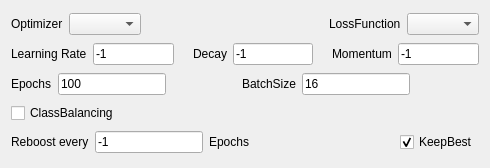
This is src/DNNLab/FrameLearning.ui in edeforas/BeeDNN as Qt 5 draws it before an edit. The edited form follows.
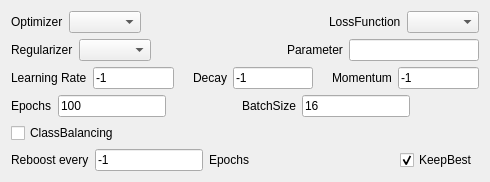
This is the edited form.

Commit message: added regularizers to DNNLab

Diff of the .ui file:
```diff
--- a/src/DNNLab/FrameLearning.ui
+++ b/src/DNNLab/FrameLearning.ui
@@ -15,39 +15,25 @@
   </property>
   <layout class="QGridLayout" name="gridLayout">
    <item row="4" column="0">
-    <layout class="QHBoxLayout" name="horizontalLayout_6">
+    <layout class="QHBoxLayout" name="horizontalLayout_2">
      <item>
-      <widget class="QLabel" name="label_4">
-       <property name="text">
-        <string>Reboost every</string>
+      <widget class="QCheckBox" name="cbClassBalancingWeightLoss">
+       <property name="toolTip">
+        <string>&lt;html&gt;&lt;head/&gt;&lt;body&gt;&lt;p&gt;Class balancing with weight loss penalization&lt;br/&gt;&lt;/p&gt;&lt;/body&gt;&lt;/html&gt;</string>
        </property>
-      </widget>
-     </item>
-     <item>
-      <widget class="QLineEdit" name="leReboost">
-       <property name="enabled">
-        <bool>true</bool>
+       <property name="toolTipDuration">
+        <number>-1</number>
        </property>
-       <property name="sizePolicy">
-        <sizepolicy hsizetype="Preferred" vsizetype="Fixed">
-         <horstretch>0</horstretch>
-         <verstretch>0</verstretch>
-        </sizepolicy>
-       </property>
        <property name="text">
-        <string>-1</string>
+        <string>ClassBalancing</string>
        </property>
-      </widget>
-     </item>
-     <item>
-      <widget class="QLabel" name="label_14">
-       <property name="text">
-        <string>Epochs</string>
+       <property name="checked">
+        <bool>false</bool>
        </property>
       </widget>
      </item>
      <item>
-      <spacer name="horizontalSpacer_12">
+      <spacer name="horizontalSpacer_4">
        <property name="orientation">
         <enum>Qt::Horizontal</enum>
        </property>
@@ -59,16 +45,6 @@
        </property>
       </spacer>
      </item>
-     <item>
-      <widget class="QCheckBox" name="cbKeepBest">
-       <property name="text">
-        <string>KeepBest</string>
-       </property>
-       <property name="checked">
-        <bool>true</bool>
-       </property>
-      </widget>
-     </item>
     </layout>
    </item>
    <item row="0" column="0">
@@ -116,7 +92,64 @@
      </item>
     </layout>
    </item>
-   <item row="1" column="0">
+   <item row="5" column="0">
+    <layout class="QHBoxLayout" name="horizontalLayout_6">
+     <item>
+      <widget class="QLabel" name="label_4">
+       <property name="text">
+        <string>Reboost every</string>
+       </property>
+      </widget>
+     </item>
+     <item>
+      <widget class="QLineEdit" name="leReboost">
+       <property name="enabled">
+        <bool>true</bool>
+       </property>
+       <property name="sizePolicy">
+        <sizepolicy hsizetype="Preferred" vsizetype="Fixed">
+         <horstretch>0</horstretch>
+         <verstretch>0</verstretch>
+        </sizepolicy>
+       </property>
+       <property name="text">
+        <string>-1</string>
+       </property>
+      </widget>
+     </item>
+     <item>
+      <widget class="QLabel" name="label_14">
+       <property name="text">
+        <string>Epochs</string>
+       </property>
+      </widget>
+     </item>
+     <item>
+      <spacer name="horizontalSpacer_12">
+       <property name="orientation">
+        <enum>Qt::Horizontal</enum>
+       </property>
+       <property name="sizeHint" stdset="0">
+        <size>
+         <width>40</width>
+         <height>20</height>
+        </size>
+       </property>
+      </spacer>
+     </item>
+     <item>
+      <widget class="QCheckBox" name="cbKeepBest">
+       <property name="text">
+        <string>KeepBest</string>
+       </property>
+       <property name="checked">
+        <bool>true</bool>
+       </property>
+      </widget>
+     </item>
+    </layout>
+   </item>
+   <item row="2" column="0">
     <layout class="QHBoxLayout" name="horizontalLayout_4">
      <item>
       <widget class="QLabel" name="label_9">
@@ -197,7 +230,7 @@
      </item>
     </layout>
    </item>
-   <item row="2" column="0">
+   <item row="3" column="0">
     <layout class="QHBoxLayout" name="horizontalLayout_3">
      <item>
       <widget class="QLabel" name="label_8">
@@ -273,26 +306,20 @@
      </item>
     </layout>
    </item>
-   <item row="3" column="0">
-    <layout class="QHBoxLayout" name="horizontalLayout_2">
+   <item row="1" column="0">
+    <layout class="QHBoxLayout" name="horizontalLayout_5">
      <item>
-      <widget class="QCheckBox" name="cbClassBalancingWeightLoss">
-       <property name="toolTip">
-        <string>&lt;html&gt;&lt;head/&gt;&lt;body&gt;&lt;p&gt;Class balancing with weight loss penalization&lt;br/&gt;&lt;/p&gt;&lt;/body&gt;&lt;/html&gt;</string>
-       </property>
-       <property name="toolTipDuration">
-        <number>-1</number>
-       </property>
+      <widget class="QLabel" name="label_3">
        <property name="text">
-        <string>ClassBalancing</string>
-       </property>
-       <property name="checked">
-        <bool>false</bool>
+        <string>Regularizer</string>
        </property>
       </widget>
      </item>
      <item>
-      <spacer name="horizontalSpacer_4">
+      <widget class="QComboBox" name="comboRegularizer"/>
+     </item>
+     <item>
+      <spacer name="horizontalSpacer_5">
        <property name="orientation">
         <enum>Qt::Horizontal</enum>
        </property>
@@ -304,6 +331,16 @@
        </property>
       </spacer>
      </item>
+     <item>
+      <widget class="QLabel" name="label_5">
+       <property name="text">
+        <string>Parameter</string>
+       </property>
+      </widget>
+     </item>
+     <item>
+      <widget class="QLineEdit" name="leRegularizerParameter"/>
+     </item>
     </layout>
    </item>
   </layout>
```
The commit also changes 11 other files.
